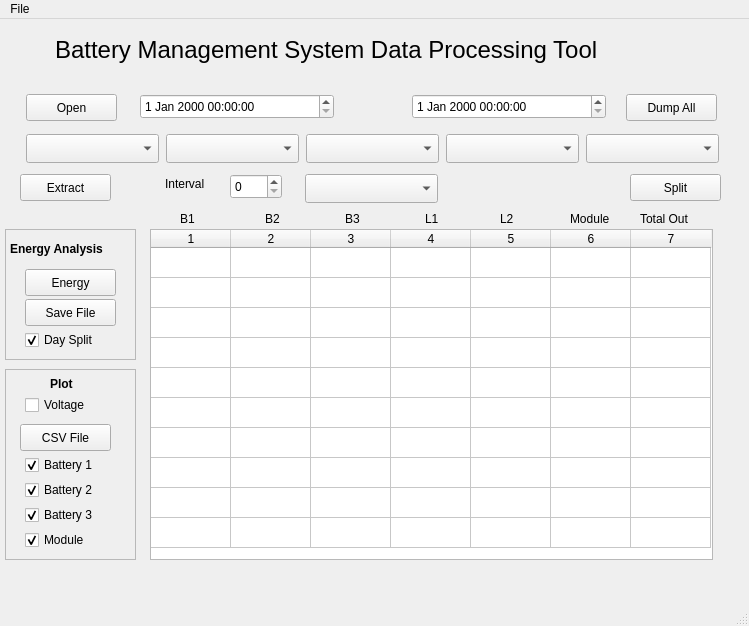
Qt form data-processing/data-processing-main.ui (dmsherazi/Battery-Management-System) before a commit.
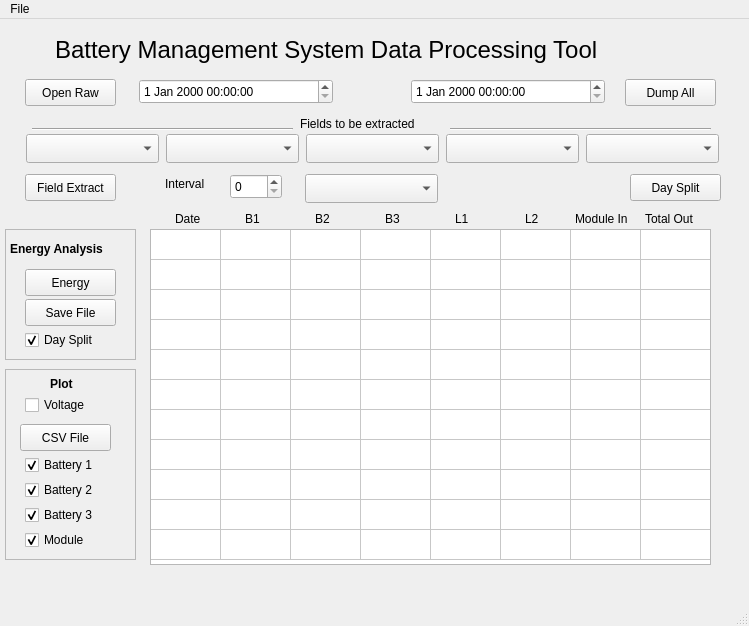
The same form after that commit.

Commit message: Data processing modified to find current zero and remove it. This is done by averaging the currents when the battery is in isolation state. It is done when the raw file is first opened and the offset is removed when the csv file is saved and energy calculations done.

```diff
--- a/data-processing/data-processing-main.ui
+++ b/data-processing/data-processing-main.ui
@@ -17,8 +17,8 @@
    <widget class="QPushButton" name="openReadFileButton">
     <property name="geometry">
      <rect>
-      <x>26</x>
-      <y>75</y>
+      <x>25</x>
+      <y>60</y>
       <width>91</width>
       <height>27</height>
      </rect>
@@ -27,7 +27,7 @@
      <string>Open a txt file for processing</string>
     </property>
     <property name="text">
-     <string>Open</string>
+     <string>Open Raw</string>
     </property>
    </widget>
    <widget class="QLabel" name="label">
@@ -51,8 +51,8 @@
    <widget class="QDateTimeEdit" name="startTime">
     <property name="geometry">
      <rect>
-      <x>140</x>
-      <y>75</y>
+      <x>139</x>
+      <y>60</y>
       <width>194</width>
       <height>25</height>
      </rect>
@@ -61,8 +61,8 @@
    <widget class="QDateTimeEdit" name="endTime">
     <property name="geometry">
      <rect>
-      <x>412</x>
-      <y>75</y>
+      <x>411</x>
+      <y>60</y>
       <width>194</width>
       <height>25</height>
      </rect>
@@ -110,7 +110,7 @@
    <widget class="QPushButton" name="extractButton">
     <property name="geometry">
      <rect>
-      <x>20</x>
+      <x>25</x>
       <y>155</y>
       <width>91</width>
       <height>27</height>
@@ -120,7 +120,7 @@
      <string>&lt;html&gt;&lt;head/&gt;&lt;body&gt;&lt;p&gt;Extracts and interprets data between the given times in csv form suitable for spreadsheet.&lt;/p&gt;&lt;/body&gt;&lt;/html&gt;</string>
     </property>
     <property name="text">
-     <string>Extract</string>
+     <string>Field Extract</string>
     </property>
    </widget>
    <widget class="QSpinBox" name="intervalSpinBox">
@@ -152,8 +152,8 @@
    <widget class="QPushButton" name="dumpAllButton">
     <property name="geometry">
      <rect>
-      <x>626</x>
-      <y>75</y>
+      <x>625</x>
+      <y>60</y>
       <width>91</width>
       <height>27</height>
      </rect>
@@ -170,10 +170,16 @@
      <rect>
       <x>150</x>
       <y>210</y>
-      <width>563</width>
-      <height>331</height>
+      <width>561</width>
+      <height>336</height>
      </rect>
     </property>
+    <property name="maximumSize">
+     <size>
+      <width>561</width>
+      <height>16777215</height>
+     </size>
+    </property>
     <property name="verticalScrollBarPolicy">
      <enum>Qt::ScrollBarAsNeeded</enum>
     </property>
@@ -184,13 +190,16 @@
      <bool>false</bool>
     </property>
     <property name="rowCount">
-     <number>10</number>
+     <number>11</number>
     </property>
     <property name="columnCount">
-     <number>7</number>
+     <number>8</number>
     </property>
+    <attribute name="horizontalHeaderVisible">
+     <bool>false</bool>
+    </attribute>
     <attribute name="horizontalHeaderDefaultSectionSize">
-     <number>80</number>
+     <number>70</number>
     </attribute>
     <attribute name="verticalHeaderVisible">
      <bool>false</bool>
@@ -205,6 +214,8 @@
     <row/>
     <row/>
     <row/>
+    <row/>
+    <column/>
     <column/>
     <column/>
     <column/>
@@ -252,7 +263,7 @@
      <string>&lt;html&gt;&lt;head/&gt;&lt;body&gt;&lt;p&gt;Extracts and interprets all data between given times in csv form and splits into individual day records.&lt;/p&gt;&lt;/body&gt;&lt;/html&gt;</string>
     </property>
     <property name="text">
-     <string>Split</string>
+     <string>Day Split</string>
     </property>
    </widget>
    <widget class="QFrame" name="frame">
@@ -344,7 +355,7 @@
    <widget class="QLabel" name="label_3">
     <property name="geometry">
      <rect>
-      <x>180</x>
+      <x>245</x>
       <y>190</y>
       <width>26</width>
       <height>20</height>
@@ -357,7 +368,7 @@
    <widget class="QLabel" name="label_4">
     <property name="geometry">
      <rect>
-      <x>265</x>
+      <x>315</x>
       <y>190</y>
       <width>26</width>
       <height>20</height>
@@ -370,7 +381,7 @@
    <widget class="QLabel" name="label_5">
     <property name="geometry">
      <rect>
-      <x>345</x>
+      <x>385</x>
       <y>190</y>
       <width>26</width>
       <height>20</height>
@@ -383,7 +394,7 @@
    <widget class="QLabel" name="label_6">
     <property name="geometry">
      <rect>
-      <x>640</x>
+      <x>645</x>
       <y>190</y>
       <width>71</width>
       <height>20</height>
@@ -396,20 +407,20 @@
    <widget class="QLabel" name="label_7">
     <property name="geometry">
      <rect>
-      <x>570</x>
+      <x>575</x>
       <y>190</y>
-      <width>56</width>
+      <width>66</width>
       <height>20</height>
      </rect>
     </property>
     <property name="text">
-     <string>Module</string>
+     <string>Module In</string>
     </property>
    </widget>
    <widget class="QLabel" name="label_8">
     <property name="geometry">
      <rect>
-      <x>425</x>
+      <x>455</x>
       <y>190</y>
       <width>26</width>
       <height>20</height>
@@ -422,7 +433,7 @@
    <widget class="QLabel" name="label_9">
     <property name="geometry">
      <rect>
-      <x>500</x>
+      <x>525</x>
       <y>190</y>
       <width>26</width>
       <height>20</height>
@@ -576,6 +587,58 @@
      </property>
     </widget>
    </widget>
+   <widget class="QLabel" name="label_12">
+    <property name="geometry">
+     <rect>
+      <x>300</x>
+      <y>95</y>
+      <width>151</width>
+      <height>20</height>
+     </rect>
+    </property>
+    <property name="text">
+     <string>Fields to be extracted</string>
+    </property>
+   </widget>
+   <widget class="Line" name="line">
+    <property name="geometry">
+     <rect>
+      <x>32</x>
+      <y>105</y>
+      <width>261</width>
+      <height>10</height>
+     </rect>
+    </property>
+    <property name="orientation">
+     <enum>Qt::Horizontal</enum>
+    </property>
+   </widget>
+   <widget class="Line" name="line_2">
+    <property name="geometry">
+     <rect>
+      <x>450</x>
+      <y>105</y>
+      <width>261</width>
+      <height>10</height>
+     </rect>
+    </property>
+    <property name="orientation">
+     <enum>Qt::Horizontal</enum>
+    </property>
+   </widget>
+   <widget class="QLabel" name="label_13">
+    <property name="geometry">
+     <rect>
+      <x>175</x>
+      <y>190</y>
+      <width>36</width>
+      <height>20</height>
+     </rect>
+    </property>
+    <property name="text">
+     <string>Date</string>
+    </property>
+   </widget>
   </widget>
   <widget class="QMenuBar" name="menubar">
    <property name="geometry">
```
Left out of the diff: 6 changed lines with no effect on the pictures. The commit also changes 2 other files.
